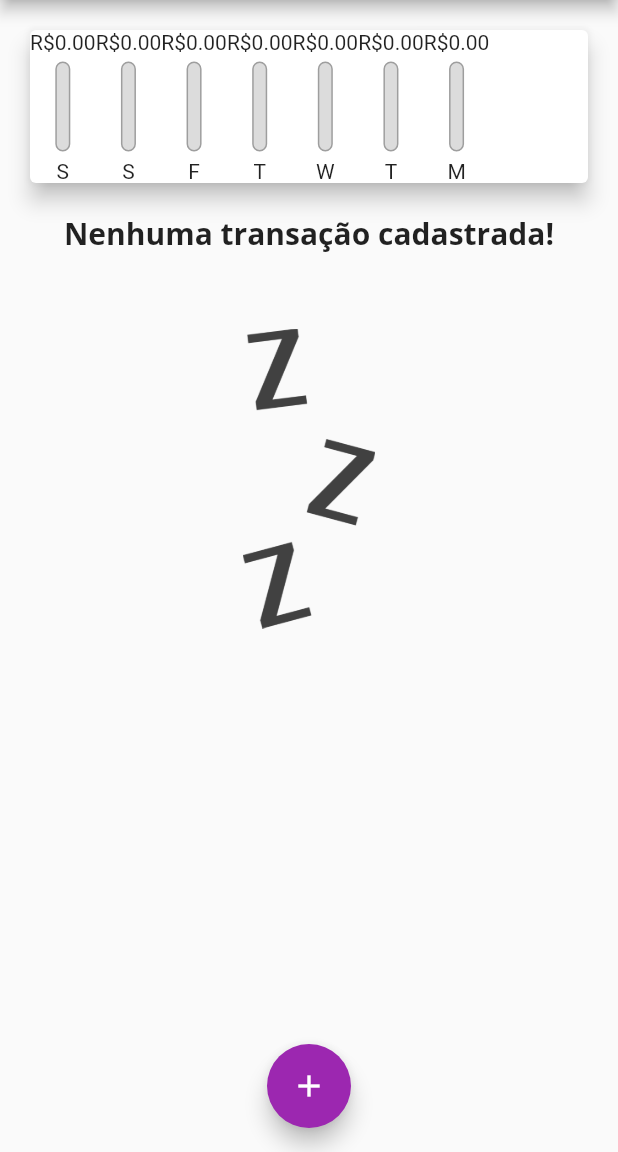
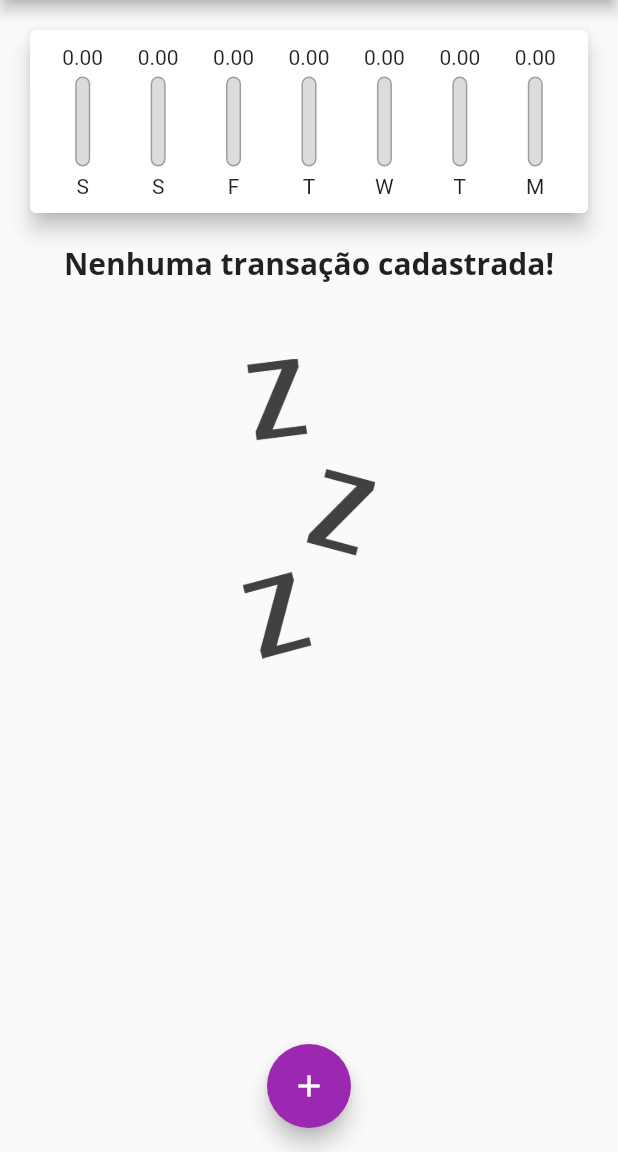
Before and after one commit to AdrielSantoss/Personal-Expenses-App, a Flutter app: the screen it shows after launch, on a phone screen of 412 x 824 dp, the part 84-1236 px from its top. Run offline on Flutter 3.47's test engine with Material 2 defaults, Android fonts, the phone set to English and light mode, and no system bars.

```diff
--- a/lib/components/chart.dart
+++ b/lib/components/chart.dart
@@ -45,14 +45,21 @@ class Chart extends StatelessWidget {
     return Card(
         elevation: 6,
         margin: const EdgeInsets.all(20),
+        child: Padding(
+          padding: const EdgeInsets.all(10),
           child: Row(
+            mainAxisAlignment: MainAxisAlignment.spaceAround,
             children: groupedTransactions.map((tr) {
-            return ChartBar(
+              return Flexible(
+                fit: FlexFit.tight,
+                child: ChartBar(
                   label: tr['day'].toString(),
                   value: double.parse(tr['value'].toString()),
                   percentage: ((tr['value'] as double) / _weekTotalValue).isNaN ? 0.0 : (tr['value'] as double) / _weekTotalValue
+                ),
               );
             }).toList()
+          ),
         ),
     );
   }
--- a/lib/components/chart_bar.dart
+++ b/lib/components/chart_bar.dart
@@ -12,7 +12,9 @@ class ChartBar extends StatelessWidget {
   Widget build(BuildContext context) {
     return Column(
         children: [
-          Text('R\$${value.toStringAsFixed(2)}'),
+          FittedBox(
+            child: Text(value.toStringAsFixed(2))
+          ),
           Container(
             margin: const EdgeInsets.fromLTRB(0, 5, 0, 5),
             height: 60,
```
Also changed, not shown: lib/components/transaction_list.dart (+16 -37 lines). Lines whose indentation alone changed are shown as unchanged.
